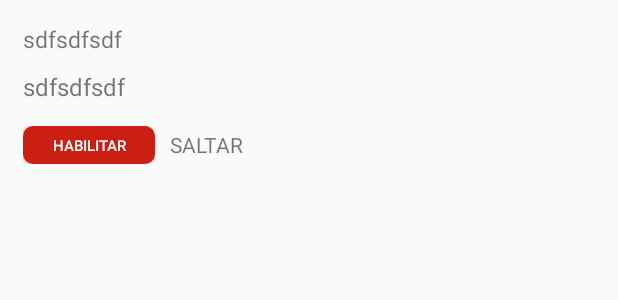
After one commit to hatimmakki/android-warehouse-2, an Android app: the layout dialog_layout.xml on its own in the app's theme, with its tools: preview values and no code run, on a phone screen of 412 x 824 dp. The commit adds this screen. Shown: the top 300 px of the screen. Run offline under Robolectric (Android 15) with nearby library versions, the phone set to English and light mode, and no system bars.

Commit message:
Dialog Demo

```diff
--- a/app/src/main/AndroidManifest.xml
+++ b/app/src/main/AndroidManifest.xml
@@ -20,6 +20,7 @@
 
         <activity android:name=".activities.DummyActivity"></activity>
         <activity android:name=".activities.ActionBarDemo"></activity>
+        <activity android:name=".activities.DialogDemo"></activity>
     </application>
 
 </manifest>
--- /dev/null
+++ b/app/src/main/res/drawable/button_red.xml
@@ -0,0 +1,6 @@
+<?xml version="1.0" encoding="utf-8"?>
+<selector xmlns:android="http://schemas.android.com/apk/res/android">
+    <item android:drawable="@drawable/button_red_pressed" android:state_pressed="true" />
+    <item android:drawable="@drawable/button_red_pressed" android:state_focused="true" />
+    <item android:drawable="@drawable/button_red_def" />
+</selector>
--- /dev/null
+++ b/app/src/main/res/drawable/button_red_def.xml
@@ -0,0 +1,16 @@
+<?xml version="1.0" encoding="utf-8"?>
+<shape xmlns:android="http://schemas.android.com/apk/res/android" android:shape="rectangle">
+    <gradient
+        android:startColor="@color/dark_red"
+        android:centerColor="@color/dark_red"
+        android:endColor="@color/dark_red"
+        android:angle="90"/>
+    <padding android:left="6dp"
+        android:top="6dp"
+        android:right="6dp"
+        android:bottom="6dp" />
+    <stroke
+        android:width="1dip"
+        android:color="@color/dark_red" />
+    <corners android:radius= "6dp" />
+</shape>
--- /dev/null
+++ b/app/src/main/res/drawable/button_red_pressed.xml
@@ -0,0 +1,16 @@
+<?xml version="1.0" encoding="utf-8"?>
+<shape xmlns:android="http://schemas.android.com/apk/res/android" android:shape="rectangle">
+    <gradient
+        android:startColor="@color/dark_red"
+        android:centerColor="@color/dark_red"
+        android:endColor="@color/dark_red"
+        android:angle="90"/>
+    <padding android:left="6dp"
+        android:top="6dp"
+        android:right="6dp"
+        android:bottom="6dp" />
+    <stroke
+        android:width="1dip"
+        android:color="@color/dark_red" />
+    <corners android:radius= "6dp" />
+</shape>
--- /dev/null
+++ b/app/src/main/res/layout/dialog_layout.xml
@@ -0,0 +1,67 @@
+<?xml version="1.0" encoding="utf-8"?>
+<LinearLayout xmlns:android="http://schemas.android.com/apk/res/android"
+    android:layout_width="wrap_content"
+    android:layout_height="wrap_content"
+    android:orientation="vertical"
+    >
+
+    <LinearLayout
+        android:layout_width="fill_parent"
+        android:layout_height="wrap_content"
+        android:orientation="vertical"
+        android:layout_margin="15dp"
+        >
+        <TextView
+            android:id="@+id/tvTitleDialog"
+            android:layout_marginBottom="10dp"
+            android:layout_width="wrap_content"
+            android:layout_height="wrap_content"
+            android:text="sdfsdfsdf"
+            android:textSize="15sp"
+            />
+        <TextView
+            android:id="@+id/tvDescDialog"
+            android:gravity="left"
+            android:layout_width="wrap_content"
+            android:layout_height="wrap_content"
+            android:text="sdfsdfsdf"
+            android:textSize="16sp"
+            />
+        <LinearLayout
+            android:layout_width="wrap_content"
+            android:layout_height="wrap_content"
+            android:orientation="horizontal"
+            android:layout_gravity="center_horizontal"
+            android:layout_marginTop="15dp"
+            >
+
+            <Button
+                android:layout_width="wrap_content"
+                android:layout_height="25dp"
+                android:id="@+id/btPos"
+                android:background="@drawable/button_red"
+                android:textColor="#ffffff"
+                android:text="HABILITAR"
+                android:textSize="10sp"
+                />
+
+            <TextView
+                android:layout_width="wrap_content"
+                android:layout_height="wrap_content"
+                android:id="@+id/tvNegative"
+                android:text="SALTAR"
+                android:layout_marginLeft="10dp"
+                android:layout_gravity="center_vertical"
+                />
+
+        </LinearLayout>
+
+    </LinearLayout>
+
+
+
+
+
+
+
+</LinearLayout>
--- a/app/src/main/res/values/colors.xml
+++ b/app/src/main/res/values/colors.xml
@@ -3,4 +3,5 @@
     <color name="colorPrimary">#3F51B5</color>
     <color name="colorPrimaryDark">#303F9F</color>
     <color name="colorAccent">#FF4081</color>
+    <color name="dark_red">#cc1f14</color>
 </resources>
```
Also changed, not shown: app/src/main/java/com/maxwell/androidwarehouse2/activities/DialogDemo.java (added, +27 -0 lines), app/src/main/java/com/maxwell/androidwarehouse2/utils/DialogUtils.java (added, +79 -0 lines).
